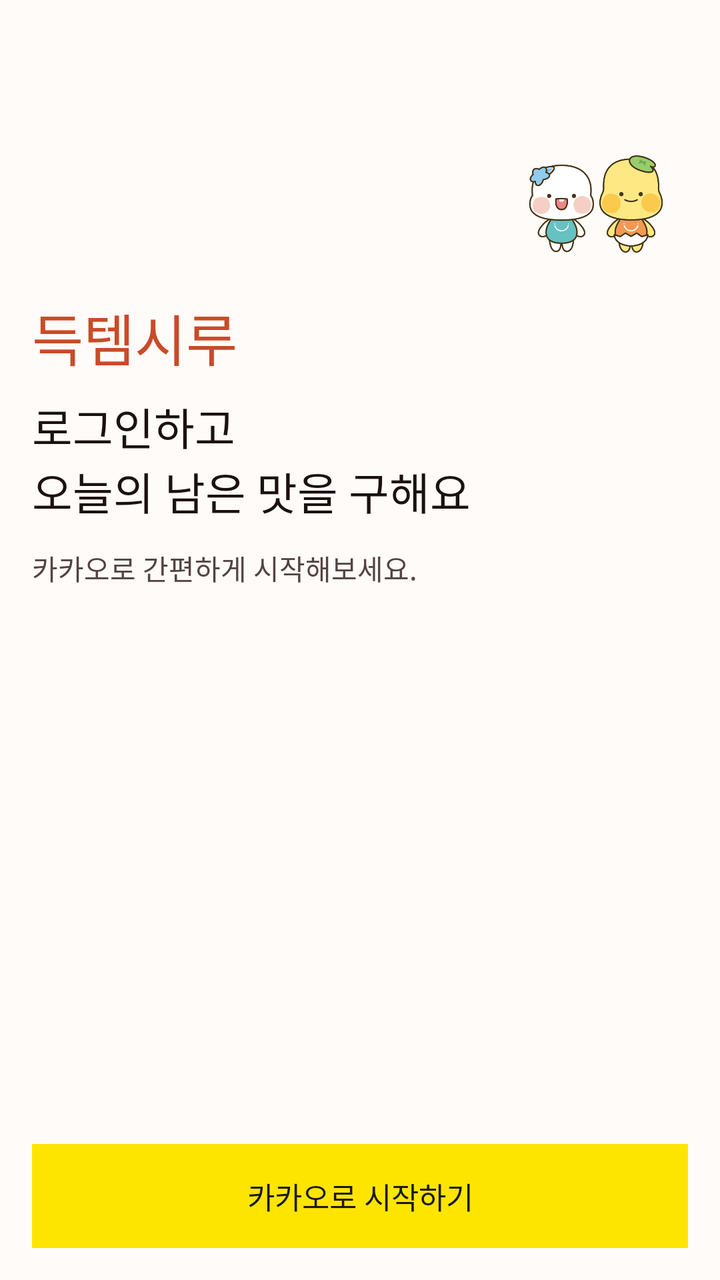
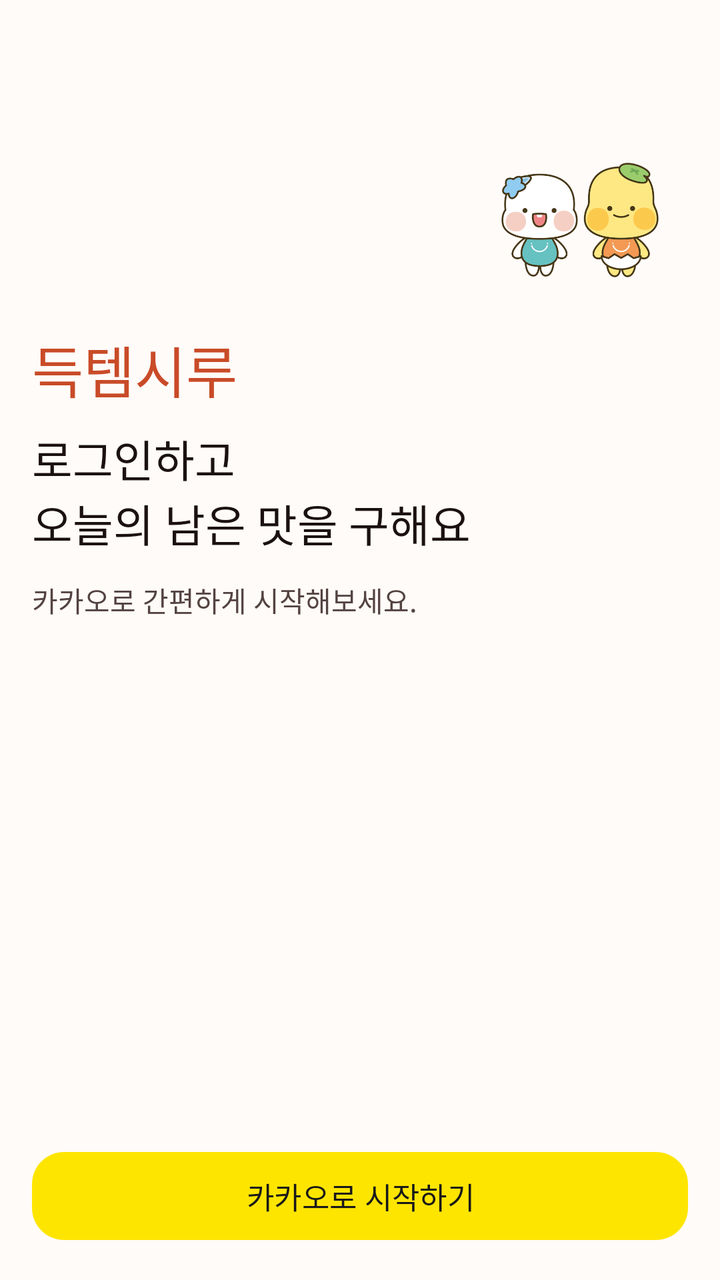

The first picture is an Android layout as it rendered before a commit; the second is the same layout after the commit. The layout source and the unified diff follow.
<!-- AndroidManifest.xml: application theme Theme.Deuktemsiru -->
<!-- res/layout/fragment_onboarding.xml -->
<?xml version="1.0" encoding="utf-8"?>
<androidx.constraintlayout.widget.ConstraintLayout
    xmlns:android="http://schemas.android.com/apk/res/android"
    xmlns:app="http://schemas.android.com/apk/res-auto"
    android:layout_width="match_parent"
    android:layout_height="match_parent"
    android:background="@color/md_theme_light_surface"
    android:paddingHorizontal="@dimen/spacing_lg">

    <LinearLayout
        android:id="@+id/ll_title"
        android:layout_width="0dp"
        android:layout_height="wrap_content"
        android:orientation="vertical"
        android:paddingTop="56dp"
        app:layout_constraintEnd_toEndOf="parent"
        app:layout_constraintStart_toStartOf="parent"
        app:layout_constraintTop_toTopOf="parent">

        <ImageView
            android:layout_width="92dp"
            android:layout_height="92dp"
            android:layout_gravity="end"
            android:contentDescription="시흥시 캐릭터"
            android:scaleType="fitCenter"
            android:src="@drawable/img_siheung_character" />

        <TextView
            android:layout_width="wrap_content"
            android:layout_height="wrap_content"
            android:fontFamily="sans-serif-medium"
            android:text="득템시루"
            android:textColor="@color/primary"
            android:textSize="@dimen/text_display" />

        <TextView
            android:layout_width="wrap_content"
            android:layout_height="wrap_content"
            android:layout_marginTop="@dimen/spacing_sm"
            android:fontFamily="sans-serif-medium"
            android:text="로그인하고"
            android:textColor="@color/color_text"
            android:textSize="@dimen/text_headline" />

        <TextView
            android:layout_width="wrap_content"
            android:layout_height="wrap_content"
            android:fontFamily="sans-serif-medium"
            android:text="오늘의 남은 맛을 구해요"
            android:textColor="@color/color_text"
            android:textSize="@dimen/text_headline" />

        <TextView
            android:layout_width="wrap_content"
            android:layout_height="wrap_content"
            android:layout_marginTop="@dimen/spacing_md"
            android:text="카카오로 간편하게 시작해보세요."
            android:textColor="@color/color_text_sub"
            android:textSize="@dimen/text_body" />
    </LinearLayout>

    <Button
        android:id="@+id/btn_kakao_login"
        android:layout_width="0dp"
        android:layout_height="@dimen/cta_button_height"
        android:layout_marginBottom="16dp"
        android:background="#FEE500"
        android:fontFamily="sans-serif-medium"
        android:stateListAnimator="@null"
        android:text="카카오로 시작하기"
        android:textColor="#191919"
        android:textSize="@dimen/text_button"
        app:layout_constraintBottom_toBottomOf="parent"
        app:layout_constraintEnd_toEndOf="parent"
        app:layout_constraintStart_toStartOf="parent" />

</androidx.constraintlayout.widget.ConstraintLayout>
<!-- resources referenced by this layout -->
<resources>
  <color name="color_text">#FF1A1110</color>
  <color name="color_text_sub">#FF534341</color>
  <color name="md_theme_light_surface">#FFFFFBF8</color>
  <color name="primary">#FFC94B28</color>
  <dimen name="cta_button_height">52dp</dimen>
  <dimen name="spacing_lg">16dp</dimen>
  <dimen name="spacing_md">12dp</dimen>
  <dimen name="spacing_sm">8dp</dimen>
  <dimen name="text_body">14sp</dimen>
  <dimen name="text_button">15sp</dimen>
  <dimen name="text_display">28sp</dimen>
  <dimen name="text_headline">22sp</dimen>
  <style name="Theme.Deuktemsiru" parent="Base.Theme.Deuktemsiru" />
  <color name="md_theme_light_primary">#FFC94B28</color>
  <color name="md_theme_light_onPrimary">#FFFFFF</color>
  <color name="md_theme_light_primaryContainer">#FFFFE7DE</color>
  <color name="md_theme_light_onPrimaryContainer">#3F0D05</color>
  <color name="md_theme_light_secondary">#FF1D7F52</color>
  <color name="md_theme_light_onSecondary">#FFFFFF</color>
  <color name="md_theme_light_secondaryContainer">#FFB0F1D2</color>
  <color name="md_theme_light_onSecondaryContainer">#002116</color>
  <color name="md_theme_light_tertiary">#B57A00</color>
  <color name="md_theme_light_onTertiary">#FFFFFF</color>
  <color name="md_theme_light_tertiaryContainer">#FFE08A</color>
  <color name="md_theme_light_onTertiaryContainer">#251A00</color>
  <color name="md_theme_light_error">#E53935</color>
  <color name="md_theme_light_onError">#FFFFFF</color>
  <color name="md_theme_light_errorContainer">#FFDAD4</color>
  <color name="md_theme_light_onErrorContainer">#410002</color>
  <color name="surface">#FFF5EFEC</color>
  <color name="md_theme_light_onBackground">#1A1110</color>
  <color name="surface_alt">#FFFFFBF8</color>
  <color name="md_theme_light_onSurface">#1A1110</color>
  <color name="md_theme_light_onSurfaceVariant">#534341</color>
  <color name="md_theme_light_outline">#857370</color>
  <color name="md_theme_light_outlineVariant">#FFE2C8C0</color>
  <style name="ShapeAppearance.Deuktemsiru.Small" parent="ShapeAppearance.Material3.SmallComponent">
          <item name="cornerSize">@dimen/radius_sm</item>
      </style>
  <style name="ShapeAppearance.Deuktemsiru.Medium" parent="ShapeAppearance.Material3.MediumComponent">
          <item name="cornerSize">@dimen/radius_md</item>
      </style>
  <style name="ShapeAppearance.Deuktemsiru.Large" parent="ShapeAppearance.Material3.LargeComponent">
          <item name="cornerSize">@dimen/radius_lg</item>
      </style>
  <style name="Widget.Deuktemsiru.CardView" parent="Widget.Material3.CardView.Elevated">
          <item name="cardElevation">4dp</item>
          <item name="strokeWidth">@dimen/card_stroke_width</item>
          <item name="strokeColor">@color/md_theme_light_outlineVariant</item>
          <item name="shapeAppearance">@style/ShapeAppearance.Deuktemsiru.Medium</item>
      </style>
  <style name="Widget.Deuktemsiru.BottomNav" parent="Widget.Material3.BottomNavigationView">
          <item name="itemIconTint">@color/bottom_nav_color</item>
          <item name="itemTextColor">@color/bottom_nav_color</item>
          <item name="itemActiveIndicatorStyle">@style/Widget.Deuktemsiru.BottomNav.ActiveIndicator</item>
      </style>
  <dimen name="radius_sm">8dp</dimen>
  <dimen name="radius_md">16dp</dimen>
  <dimen name="radius_lg">24dp</dimen>
  <dimen name="card_stroke_width">1dp</dimen>
  <style name="Widget.Deuktemsiru.BottomNav.ActiveIndicator" parent="Widget.Material3.BottomNavigationView.ActiveIndicator">
          <item name="android:color">@color/primary_light</item>
      </style>
  <color name="primary_light">#FFFFE7DE</color>
</resources>

<!-- the commit's change to res/layout/fragment_onboarding.xml (unified diff, before → after) -->
@@ -18,8 +18,8 @@
         app:layout_constraintTop_toTopOf="parent">
 
         <ImageView
-            android:layout_width="92dp"
-            android:layout_height="92dp"
+            android:layout_width="108dp"
+            android:layout_height="108dp"
             android:layout_gravity="end"
             android:contentDescription="시흥시 캐릭터"
             android:scaleType="fitCenter"
@@ -59,19 +59,39 @@
             android:textSize="@dimen/text_body" />
     </LinearLayout>
 
-    <Button
-        android:id="@+id/btn_kakao_login"
+    <LinearLayout
+        android:id="@+id/login_button_container"
         android:layout_width="0dp"
-        android:layout_height="@dimen/cta_button_height"
+        android:layout_height="wrap_content"
         android:layout_marginBottom="16dp"
-        android:background="#FEE500"
-        android:fontFamily="sans-serif-medium"
-        android:stateListAnimator="@null"
-        android:text="카카오로 시작하기"
-        android:textColor="#191919"
-        android:textSize="@dimen/text_button"
+        android:orientation="vertical"
         app:layout_constraintBottom_toBottomOf="parent"
         app:layout_constraintEnd_toEndOf="parent"
-        app:layout_constraintStart_toStartOf="parent" />
+        app:layout_constraintStart_toStartOf="parent">
+
+        <com.google.android.material.button.MaterialButton
+            android:id="@+id/btn_kakao_login"
+            android:layout_width="match_parent"
+            android:layout_height="@dimen/cta_button_height"
+            android:fontFamily="sans-serif-medium"
+            android:text="카카오로 시작하기"
+            android:textColor="#191919"
+            android:textSize="@dimen/text_button"
+            app:backgroundTint="#FEE500"
+            app:cornerRadius="@dimen/radius_md" />
+
+        <com.google.android.material.button.MaterialButton
+            android:id="@+id/btn_debug_login"
+            android:layout_width="match_parent"
+            android:layout_height="@dimen/cta_button_height"
+            android:layout_marginTop="@dimen/spacing_sm"
+            android:fontFamily="sans-serif-medium"
+            android:text="디버그 로그인으로 시작하기"
+            android:textColor="@color/color_button_dark_text"
+            android:textSize="@dimen/text_button"
+            android:visibility="gone"
+            app:backgroundTint="@color/color_text"
+            app:cornerRadius="@dimen/radius_md" />
+    </LinearLayout>
 
 </androidx.constraintlayout.widget.ConstraintLayout>
<!-- resource entries referenced after the edit -->
@@ -1,10 +1,12 @@
 <!-- resources referenced by this layout -->
 <resources>
+  <color name="color_button_dark_text">#FFFFEDEA</color>
   <color name="color_text">#FF1A1110</color>
   <color name="color_text_sub">#FF534341</color>
   <color name="md_theme_light_surface">#FFFFFBF8</color>
   <color name="primary">#FFC94B28</color>
   <dimen name="cta_button_height">52dp</dimen>
+  <dimen name="radius_md">16dp</dimen>
   <dimen name="spacing_lg">16dp</dimen>
   <dimen name="spacing_md">12dp</dimen>
   <dimen name="spacing_sm">8dp</dimen>
@@ -57,7 +59,6 @@
           <item name="itemActiveIndicatorStyle">@style/Widget.Deuktemsiru.BottomNav.ActiveIndicator</item>
       </style>
   <dimen name="radius_sm">8dp</dimen>
-  <dimen name="radius_md">16dp</dimen>
   <dimen name="radius_lg">24dp</dimen>
   <dimen name="card_stroke_width">1dp</dimen>
   <style name="Widget.Deuktemsiru.BottomNav.ActiveIndicator" parent="Widget.Material3.BottomNavigationView.ActiveIndicator">
